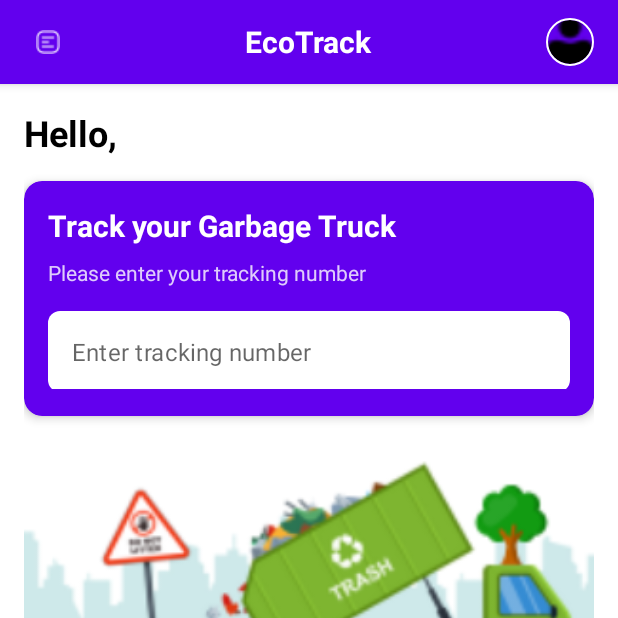
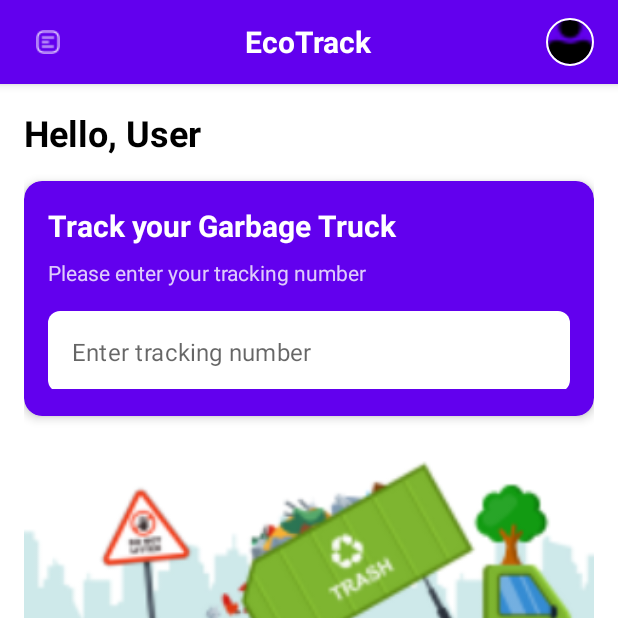
Before and after one commit to MarckRamon/EcoTrack-Mobile, an Android app built with Jetpack Compose: the screen it shows after launch once a user with an empty profile is signed in (HomeActivity), on a phone screen of 412 x 824 dp, the top half of it. Run offline under Robolectric (Android 15) with nearby library versions, the phone set to English and light mode, and no system bars; our stand-ins replace CircleImageView, Firebase (no records; nobody signed in at launch, a user with empty details on screens opened directly).

Commit message:
change username

```diff
--- a/app/src/main/java/com/example/ecotrack/HomeActivity.kt
+++ b/app/src/main/java/com/example/ecotrack/HomeActivity.kt
@@ -19,11 +19,15 @@ import android.app.AlertDialog
 import com.google.android.material.floatingactionbutton.FloatingActionButton
 import com.google.firebase.auth.ktx.auth
 import com.google.firebase.ktx.Firebase
+import com.google.firebase.firestore.FirebaseFirestore
+import android.util.Log
 
 
 class HomeActivity : AppCompatActivity() {
 
     private lateinit var auth: FirebaseAuth
+    private lateinit var firestore: FirebaseFirestore
+    private lateinit var greetingText: TextView
 
     public override fun onStart() {
         super.onStart()
@@ -48,6 +52,7 @@ class HomeActivity : AppCompatActivity() {
             setContentView(R.layout.activity_home)
 
             auth = FirebaseAuth.getInstance()
+            firestore = FirebaseFirestore.getInstance()
 
             supportActionBar?.hide()
 
@@ -59,7 +64,7 @@ class HomeActivity : AppCompatActivity() {
             // Initialize views
             val menuIcon = findViewById<ImageButton>(R.id.menu_icon)
             val profileIcon = findViewById<CircleImageView>(R.id.profile_icon)
-            val greetingText = findViewById<TextView>(R.id.greeting)
+            greetingText = findViewById<TextView>(R.id.greeting)
             val trackingNumberInput = findViewById<TextInputEditText>(R.id.tracking_number_input)
             val servicesRecyclerView = findViewById<RecyclerView>(R.id.services_recycler_view)
 
@@ -72,9 +77,6 @@ class HomeActivity : AppCompatActivity() {
             profileIcon.setOnClickListener {
                 // You can implement profile functionality here instead
             }
-
-            // Set up greeting text
-            greetingText.text = getString(R.string.welcome_message) + " ${getUserName()}"
 
             // Set up tracking input
             trackingNumberInput.setOnEditorActionListener { _, actionId, _ ->
@@ -94,13 +96,35 @@ class HomeActivity : AppCompatActivity() {
                 showLogoutConfirmationDialog()
             }
 
+            // Fetch and display username
+            fetchAndDisplayUsername()
+
         } catch (e: Exception) {
             Toast.makeText(this, "Error: ${e.message}", Toast.LENGTH_SHORT).show()
         }
     }
 
-    private fun getUserName(): String {
-        return auth.currentUser?.email?.substringBefore('@') ?: "User"
+    private fun fetchAndDisplayUsername() {
+        val userId = auth.currentUser?.uid
+        if (userId != null) {
+            firestore.collection("users")
+                .document(userId)
+                .get()
+                .addOnSuccessListener { document ->
+                    if (document != null && document.exists()) {
+                        val username = document.getString("username") ?: "User"
+                        greetingText.text = "Hello, $username"
+                    } else {
+                        greetingText.text = "Hello, User"
+                    }
+                }
+                .addOnFailureListener { e ->
+                    greetingText.text = "Hello, User"
+                    Log.e("HomeActivity", "Error fetching username", e)
+                }
+        } else {
+            greetingText.text = "Hello, User"
+        }
     }
 
     private fun handleTrackingSearch(trackingNumber: String) {
```
Also changed, not shown: 1 other file.
